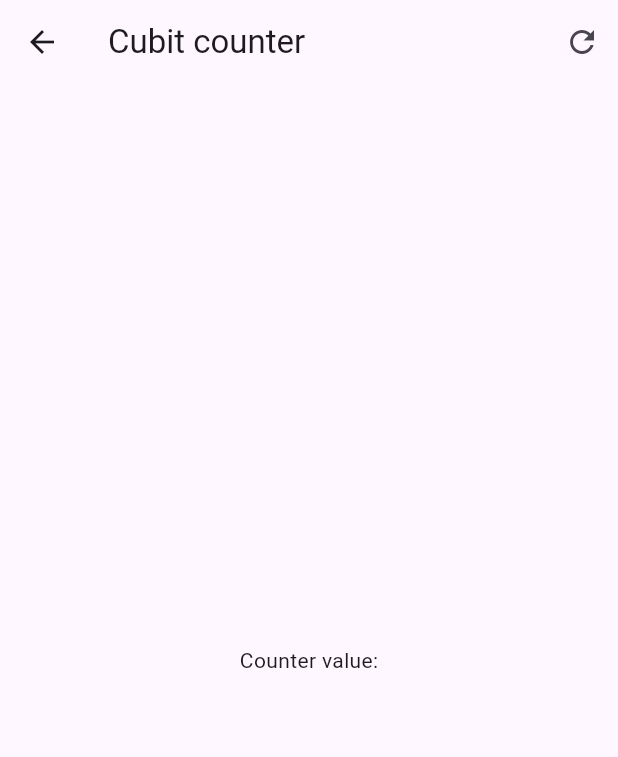
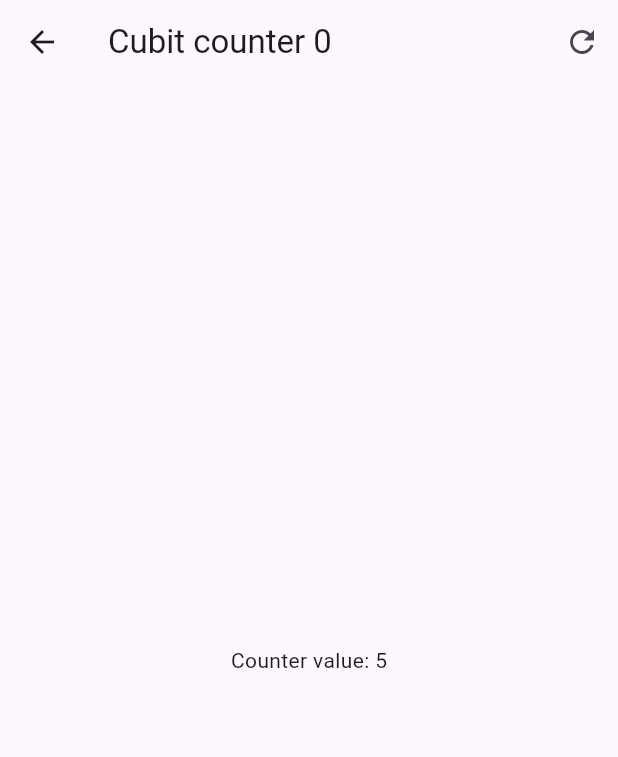
Before and after one commit to Mikkopk48/forms-app-flutter, a Flutter app: the screen it shows after launch, after a tap on "Cubits", on a phone screen of 412 x 824 dp. Shown: the top 757 px of the screen. Run offline on Flutter 3.47's test engine with Material 3 defaults, Android fonts, the phone set to English and light mode, and no system bars; our stand-ins replace equatable, flutter_bloc, go_router.

Commit message:
Implement CounterBloc and update routing for counter screen

```diff
--- a/lib/config/router/app_router.dart
+++ b/lib/config/router/app_router.dart
@@ -11,7 +11,7 @@ final appRouter = GoRouter(
       builder: (context, state) => const CubitCounterScreen(),
     ),
     GoRoute(
-      path: '/bloc',
+      path: '/counter-bloc',
       builder: (context, state) => const BlocCounterScreen(),
     ),
   ],
--- /dev/null
+++ b/lib/presenation/blocs/counter_bloc/counter_state.dart
@@ -0,0 +1,11 @@
+part of 'counter_bloc.dart';
+
+class CounterState extends Equatable {
+  final int counter;
+  final int transactionCount;
+
+  const CounterState({this.counter = 10, this.transactionCount = 0});
+
+  @override
+  List<Object> get props => [counter, transactionCount];
+}
--- a/lib/presenation/blocs/counter_cubit/counter_state.dart
+++ b/lib/presenation/blocs/counter_cubit/counter_state.dart
@@ -1,12 +1,15 @@
 part of 'counter_cubit.dart';
 
-class CounterState {
+class CounterState extends Equatable {
   final int counter;
   final int transactionCount;
 
-  CounterState({this.counter = 0, this.transactionCount = 0});
+  const CounterState({this.counter = 0, this.transactionCount = 0});
   CounterState copyWith({int? counter, int? transactionCount}) => CounterState(
     counter: counter ?? this.counter,
     transactionCount: transactionCount ?? this.transactionCount,
   );
+
+  @override
+  List<Object> get props => [counter, transactionCount];
 }
--- a/lib/presenation/screens/cubit_counter_screen.dart
+++ b/lib/presenation/screens/cubit_counter_screen.dart
@@ -1,37 +1,71 @@
 import 'package:flutter/material.dart';
+import 'package:flutter_bloc/flutter_bloc.dart';
+import 'package:forms_app/presenation/blocs/counter_cubit/counter_cubit.dart';
 
 class CubitCounterScreen extends StatelessWidget {
   const CubitCounterScreen({super.key});
 
   @override
   Widget build(BuildContext context) {
+    return BlocProvider(
+      create: (_) => CounterCubit(),
+      child: const _CubitCounterVeiw(),
+    );
+  }
+}
+
+class _CubitCounterVeiw extends StatelessWidget {
+  const _CubitCounterVeiw();
+
+  void incresedCounterBy(BuildContext context, [int value = 1]) {
+    context.read<CounterCubit>().incresedBy(value);
+  }
+
+  @override
+  Widget build(BuildContext context) {
+    // final counterState = context.watch<CounterCubit>().state;
     return Scaffold(
       appBar: AppBar(
-        title: const Text("Cubit counter"),
+        title: context.select((CounterCubit value) {
+          return Text('Cubit counter ${value.state.transactionCount}');
+        }),
         actions: [
-          IconButton(icon: const Icon(Icons.refresh), onPressed: () {}),
+          IconButton(
+            icon: const Icon(Icons.refresh),
+            onPressed: () {
+              context.read<CounterCubit>().reset();
+            },
+          ),
         ],
       ),
-      body: const Center(child: Text("Counter value:")),
+      body: Center(
+        child: BlocBuilder<CounterCubit, CounterState>(
+          buildWhen: (previous, current) => current.counter != previous.counter,
+          builder: (context, state) {
+            print('Estado cambió');
+            return Text("Counter value: ${state.counter}");
+          },
+        ),
+      ),
       floatingActionButton: Column(
         mainAxisAlignment: MainAxisAlignment.end,
         children: [
           FloatingActionButton(
             heroTag: 1,
             child: const Text('+3'),
-            onPressed: () {},
+            onPressed: () => incresedCounterBy(context, 3),
           ),
           const SizedBox(height: 15),
           FloatingActionButton(
             heroTag: 2,
             child: const Text('+2'),
-            onPressed: () {},
+            onPressed: () => context.read<CounterCubit>().incresedBy(2),
           ),
           const SizedBox(height: 15),
           FloatingActionButton(
             heroTag: 3,
             child: const Text('+1'),
-            onPressed: () {},
+            onPressed: () => context.read<CounterCubit>().incresedBy(1),
           ),
           const SizedBox(height: 15),
         ],
--- a/lib/presenation/screens/home_screen.dart
+++ b/lib/presenation/screens/home_screen.dart
@@ -17,9 +17,9 @@ class HomeScreen extends StatelessWidget {
           ),
           ListTile(
             title: const Text("Bloc"),
-            subtitle: const Text("Gestorde compleja"),
+            subtitle: const Text("Gestorde compuesto"),
             trailing: const Icon(Icons.arrow_forward_ios_rounded),
-            onTap: () => context.push('/bloc'),
+            onTap: () => context.push('/counter-bloc'),
           ),
         ],
       ),
--- a/pubspec.yaml
+++ b/pubspec.yaml
@@ -29,6 +29,7 @@ environment:
 # versions available, run `flutter pub outdated`.
 dependencies:
   cupertino_icons: ^1.0.8
+  equatable: ^2.0.7
   flutter:
     sdk: flutter
   flutter_bloc: ^9.1.1
```
Also changed, not shown: lib/presenation/blocs/counter_bloc/counter_bloc.dart (added, +13 -0 lines), lib/presenation/blocs/counter_bloc/counter_event.dart (added, +10 -0 lines), lib/presenation/blocs/counter_cubit/counter_cubit.dart (+15 -3 lines), pubspec.lock.
